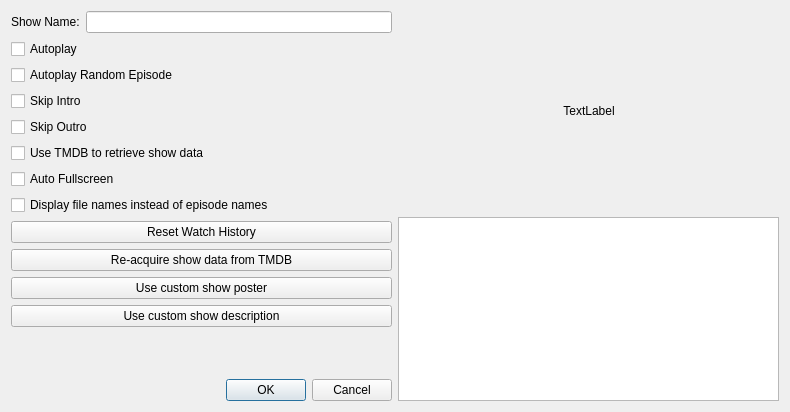
Qt form Operations-Features/videoplayer/showsplayer/vp_shows_settings_dialog.ui (therealMaPMaKeR/MMDiary) before a commit.
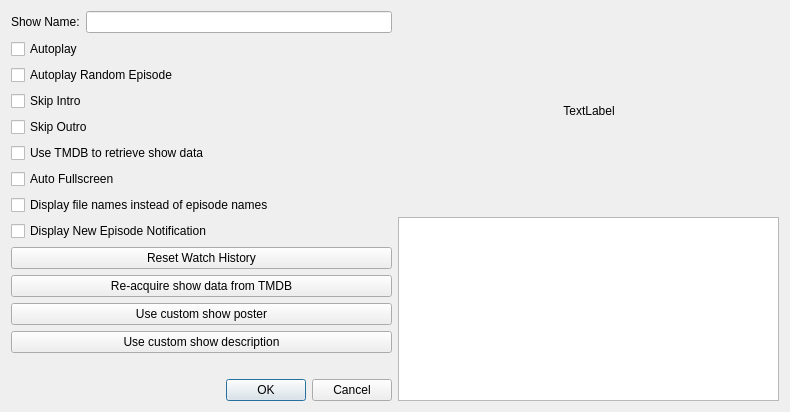
The same form after that commit.

Commit message: added settings to enable/disable new ep notif

Diff of the .ui file:
```diff
--- a/Operations-Features/videoplayer/showsplayer/vp_shows_settings_dialog.ui
+++ b/Operations-Features/videoplayer/showsplayer/vp_shows_settings_dialog.ui
@@ -85,6 +85,13 @@
        </property>
       </widget>
      </item>
+     <item>
+      <widget class="QCheckBox" name="checkBox_DisplayNewEpNotif">
+       <property name="text">
+        <string>Display New Episode Notification</string>
+       </property>
+      </widget>
+     </item>
      <item>
       <widget class="QPushButton" name="pushButton_ResetWatchHistory">
        <property name="text">
```
The commit also changes 5 other files.
